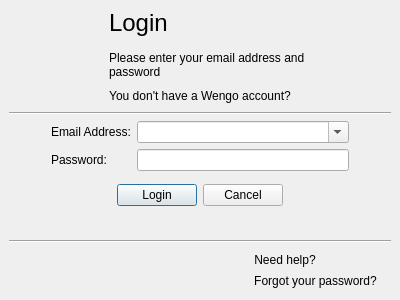
Above: wengophone/src/presentation/qt/login/LoginWindow.ui from tkrotoff/WengoPhone before the change. Below: the same form after it.
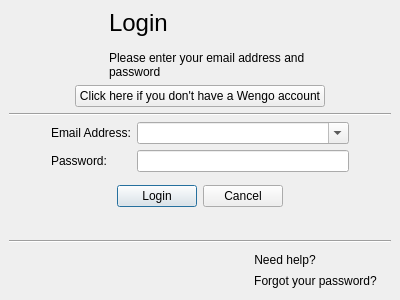
That is the form after the change. Icons and pictures are not drawn.

Commit message: - Fix directory for IE activeX: new url - Fix login window button

Patch:
```diff
--- a/wengophone/src/presentation/qt/login/LoginWindow.ui
+++ b/wengophone/src/presentation/qt/login/LoginWindow.ui
@@ -559,12 +559,9 @@
       </spacer>
      </item>
      <item row="0" column="1" >
-      <widget class="QToolButton" name="createWengoAccountButton" >
+      <widget class="QPushButton" name="createWengoAccountButton" >
        <property name="text" >
-        <string>You don't have a Wengo account?</string>
-       </property>
-       <property name="autoRaise" >
-        <bool>true</bool>
+        <string>Click here if you don't have a Wengo account</string>
        </property>
       </widget>
      </item>
```
The commit also changes 4 other files.
